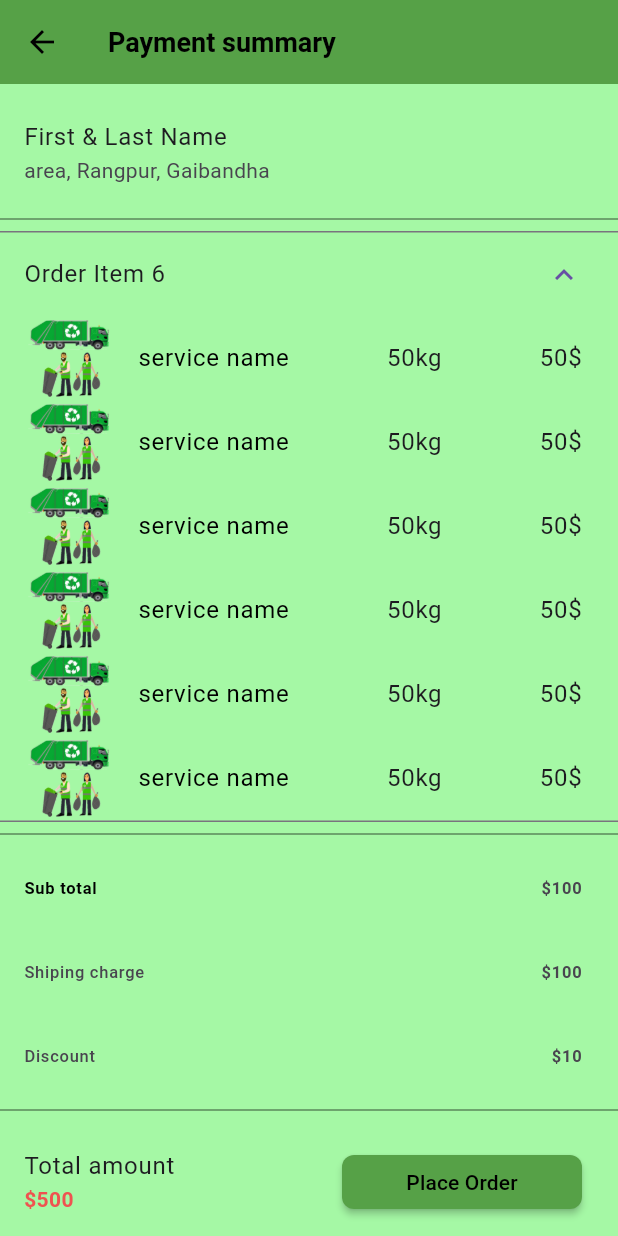
After one commit to Farzine/waste_management_and_recycle_application, a Flutter app: the PaymentSummary screen opened directly, after a tap on "Order Item 6", on a phone screen of 412 x 824 dp. The commit adds this screen. Run offline on Flutter 3.47's test engine with Material 3 defaults, Android fonts, the phone set to English and light mode, and no system bars; our stand-ins replace cloud_firestore, firebase_auth, firebase_core, flutter_signin_button, fluttertoast, google_sign_in; accounts and stored records are empty.

Commit message:
payment summery added

```diff
--- a/lib/screens/check_out/delivery_details/delivery_details.dart
+++ b/lib/screens/check_out/delivery_details/delivery_details.dart
@@ -1,8 +1,18 @@
 import 'package:flutter/material.dart';
 import 'package:waste_management_and_recycle_application/screens/check_out/add_delivery_address/add_delivery_address.dart';
 import 'package:waste_management_and_recycle_application/screens/check_out/delivery_details/single_delivery_Item.dart';
+import 'package:waste_management_and_recycle_application/screens/check_out/payment_summary/payment_summary.dart';
 
 class DeliveryDetails extends StatelessWidget {
+  List<Widget> address = [
+    SingleDeliveryItem(
+      address: 'area, Sylhet/SUST',
+      addressType: 'Home',
+      title: 'Fazine',
+      number: '01793834474',
+    ),
+  ];
+
   @override
   Widget build(BuildContext context) {
     return Scaffold(
@@ -35,13 +45,21 @@ class DeliveryDetails extends StatelessWidget {
         margin: EdgeInsets.symmetric(vertical: 10, horizontal: 20),
         child: MaterialButton(
           onPressed: () {
-            Navigator.of(context).push(
+            address.isEmpty
+                ? Navigator.of(context).push(
                     MaterialPageRoute(
                       builder: (context) => AddDeliveryAddress(),
                     ),
+                  )
+                : Navigator.of(context).push(
+                    MaterialPageRoute(
+                      builder: (context) => PaymentSummary(),
+                    ),
                   );
           },
-          child: Text("Add new Address"),
+          child: address.isEmpty
+              ? Text("Add new Address")
+              : Text('Payment summary'),
           color: Color.fromARGB(255, 86, 161, 71),
           shape: RoundedRectangleBorder(
             borderRadius: BorderRadius.circular(10),
@@ -64,7 +82,9 @@ class DeliveryDetails extends StatelessWidget {
           ),
           Column(
             children: [
-              SingleDeliveryItem(
+              address.isEmpty
+                  ? Container()
+                  : SingleDeliveryItem(
                       address: 'area, Sylhet/SUST',
                       addressType: 'Home',
                       title: 'Fazine',
--- /dev/null
+++ b/lib/screens/check_out/payment_summary/order.dart
@@ -0,0 +1,29 @@
+import 'package:flutter/material.dart';
+
+class OrderItem extends StatelessWidget {
+  late bool isTrue;
+  @override
+  Widget build(BuildContext context) {
+    return ListTile(
+      leading: Image.asset(
+        'assets/garbage_truck.png',
+        width: 60,
+      ),
+      title: Row(
+        mainAxisAlignment: MainAxisAlignment.spaceBetween,
+        children: [
+          Text(
+            'service name',
+            style: TextStyle(color: Colors.black),
+          ),
+          Text(
+            '50kg',
+          ),
+          Text(
+            '50\$',
+          ),
+        ],
+      ),
+    );
+  }
+}
--- /dev/null
+++ b/lib/screens/check_out/payment_summary/payment_summary.dart
@@ -0,0 +1,146 @@
+import 'package:flutter/material.dart';
+import 'package:waste_management_and_recycle_application/screens/check_out/payment_summary/order.dart';
+
+class PaymentSummary extends StatefulWidget {
+  @override
+  State<PaymentSummary> createState() => _PaymentSummaryState();
+}
+
+enum AddressType {
+  OnlinePayment,
+  COD,
+}
+
+class _PaymentSummaryState extends State<PaymentSummary> {
+  var myType = AddressType.COD;
+  @override
+  Widget build(BuildContext context) {
+    return Scaffold(
+      backgroundColor: Color.fromARGB(255, 165, 248, 165),
+      appBar: AppBar(
+        backgroundColor: Color.fromARGB(255, 86, 161, 71),
+        title: Text(
+          'Payment summary',
+          style: TextStyle(
+              color: Colors.black, fontSize: 18, fontWeight: FontWeight.bold),
+        ),
+        iconTheme: IconThemeData(
+          color: Colors.black,
+        ),
+      ),
+      bottomNavigationBar: ListTile(
+        title: Text('Total amount'),
+        subtitle: Text(
+          '\$500',
+          style: TextStyle(color: Colors.red[400], fontWeight: FontWeight.bold),
+        ),
+        trailing: Container(
+          width: 160,
+          child: MaterialButton(
+            onPressed: () {},
+            child: Text(
+              'Place Order',
+              style: TextStyle(color: Colors.black),
+            ),
+            color: Color.fromARGB(255, 86, 161, 71),
+            shape:
+                RoundedRectangleBorder(borderRadius: BorderRadius.circular(8)),
+          ),
+        ),
+      ),
+      body: Padding(
+        padding: const EdgeInsets.only(top: 10),
+        child: ListView.builder(
+            itemCount: 1,
+            itemBuilder: (context, index) {
+              return Column(
+                children: [
+                  ListTile(
+                    title: Text('First & Last Name'),
+                    subtitle: Text('area, Rangpur, Gaibandha '),
+                  ),
+                  Divider(
+                    color: Colors.black45,
+                  ),
+                  ExpansionTile(children: [
+                    OrderItem(),
+                    OrderItem(),
+                    OrderItem(),
+                    OrderItem(),
+                    OrderItem(),
+                    OrderItem(),
+                  ], title: Text('Order Item 6')),
+                  Divider(
+                    color: Colors.black45,
+                  ),
+                  ListTile(
+                    minVerticalPadding: 5,
+                    leading: Text(
+                      'Sub total',
+                      style: TextStyle(
+                          color: Colors.black, fontWeight: FontWeight.bold),
+                    ),
+                    trailing: Text(
+                      '\$100',
+                      style: TextStyle(fontWeight: FontWeight.bold),
+                    ),
+                  ),
+                  ListTile(
+                    minVerticalPadding: 5,
+                    leading: Text(
+                      'Shiping charge',
+                    ),
+                    trailing: Text(
+                      '\$100',
+                      style: TextStyle(fontWeight: FontWeight.bold),
+                    ),
+                  ),
+                  ListTile(
+                    minVerticalPadding: 5,
+                    leading: Text(
+                      'Discount',
+                    ),
+                    trailing: Text(
+                      '\$10',
+                      style: TextStyle(fontWeight: FontWeight.bold),
+                    ),
+                  ),
+                  Divider(
+                    color: Colors.black45,
+                  ),
+                  ListTile(
+                    leading: Text('Payment Options'),
+                  ),
+                  RadioListTile(
+                      title: Text('Cash on Delivery'),
+                      secondary: Icon(
+                        Icons.monetization_on,
+                        color: Color.fromARGB(255, 86, 161, 71),
+                      ),
+                      value: AddressType.COD,
+                      groupValue: myType,
+                      onChanged: (value) {
+                        setState(() {
+                          myType = value!;
+                        });
+                      }),
+                  RadioListTile(
+                      title: Text('Online Payment'),
+                      secondary: Icon(
+                        Icons.payments,
+                        color: Color.fromARGB(255, 86, 161, 71),
+                      ),
+                      value: AddressType.OnlinePayment,
+                      groupValue: myType,
+                      onChanged: (value) {
+                        setState(() {
+                          myType = value!;
+                        });
+                      }),
+                ],
+              );
+            }),
+      ),
+    );
+  }
+}
```
Lines whose indentation alone changed are shown as unchanged.
